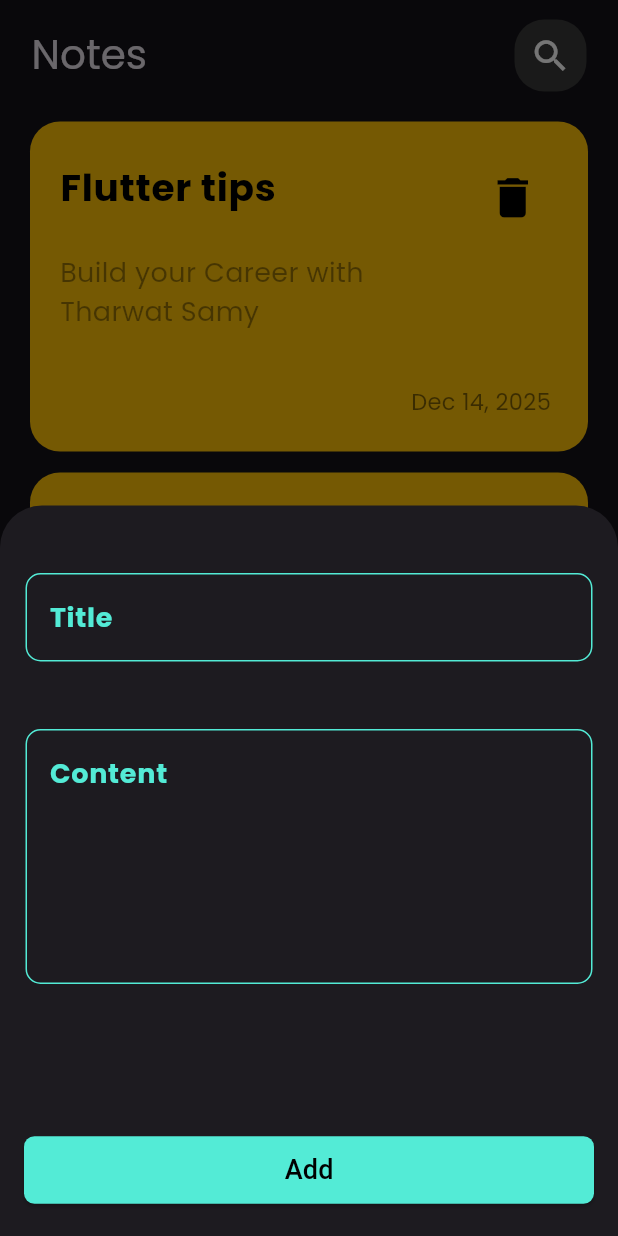
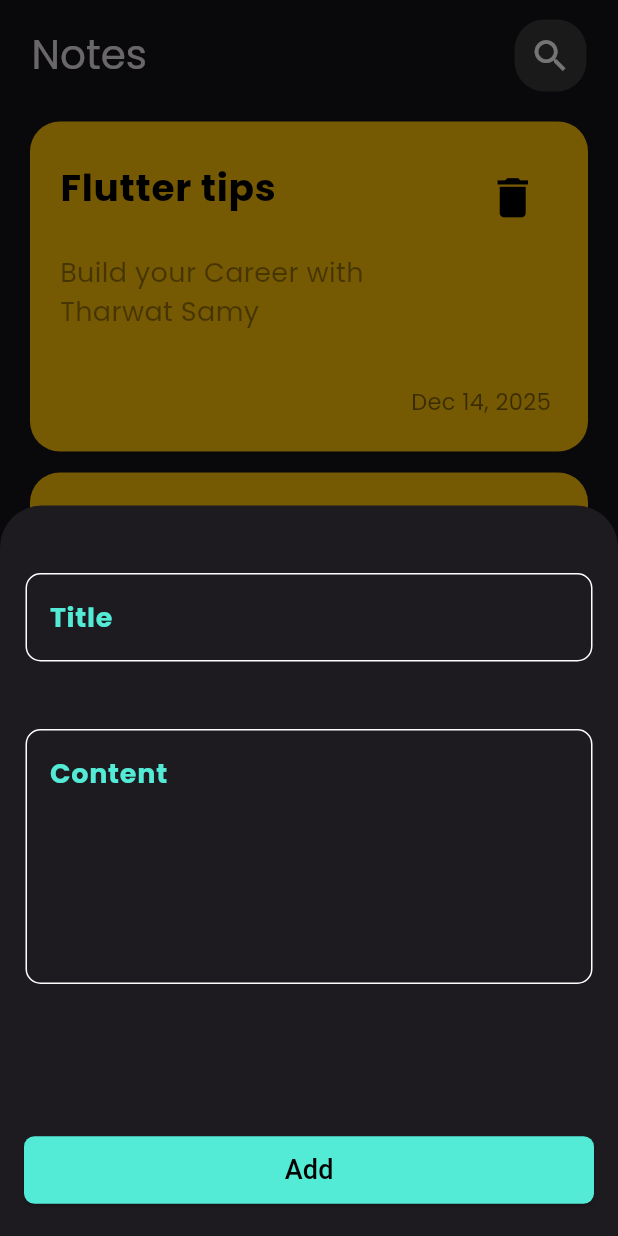
Before and after one commit to Nero1110/notes_app, a Flutter app: the screen it shows after launch, after a tap on the "add" icon, on a phone screen of 412 x 824 dp. Run offline on Flutter 3.47's test engine with Material 3 defaults, Android fonts, the phone set to English and light mode, and no system bars.

Commit message:
added edit note screen and note model

```diff
--- /dev/null
+++ b/lib/constants/constants.dart
@@ -0,0 +1,3 @@
+import 'dart:ui';
+
+final kPrimaryColor = Color(0xff53EBD6);
--- a/lib/screens/notes_screen.dart
+++ b/lib/screens/notes_screen.dart
@@ -1,4 +1,5 @@
 import 'package:flutter/material.dart';
+import 'package:notes_app/constants/constants.dart';
 import 'package:notes_app/screens/add_note_screen.dart';
 import 'package:notes_app/widgets/custom_app_bar.dart';
 import 'package:notes_app/widgets/notes_list.dart';
@@ -12,7 +13,6 @@ class NotesScreen extends StatelessWidget {
       floatingActionButton: FloatingActionButton(
         onPressed: () {
           showModalBottomSheet(
-
             context: context,
             isScrollControlled: true,
             builder: (context) {
@@ -20,12 +20,12 @@ class NotesScreen extends StatelessWidget {
             },
           );
         },
-        backgroundColor: Color(0xff77D6EE),
+        backgroundColor: kPrimaryColor,
         shape: CircleBorder(),
         child: Icon(Icons.add, color: Colors.black),
       ),
       body: SafeArea(
-        child: Column(children: [CustomAppBar(), NotesListWidget()]),
+        child: Column(children: [CustomAppBar(title: "Notes",icon: Icons.search,), NotesListWidget()]),
       ),
     );
   }
--- a/lib/widgets/custom_app_bar.dart
+++ b/lib/widgets/custom_app_bar.dart
@@ -1,15 +1,16 @@
 import 'package:flutter/material.dart';
 
 class CustomAppBar extends StatelessWidget {
-  const CustomAppBar({super.key});
-
+  const CustomAppBar({super.key,required this.title, required this.icon});
+  final String title;
+  final IconData icon;
   @override
   Widget build(BuildContext context) {
-    return  Padding(
+    return Padding(
       padding: const EdgeInsets.symmetric(horizontal: 21, vertical: 13),
       child: Row(
         children: [
-          Text("Notes", style: Theme.of(context).textTheme.headlineLarge),
+          Text(title, style: Theme.of(context).textTheme.headlineLarge),
           Spacer(flex: 1),
           Ink(
             decoration: BoxDecoration(
@@ -17,8 +18,11 @@ class CustomAppBar extends StatelessWidget {
               borderRadius: BorderRadius.circular(20),
             ),
             child: IconButton(
-              onPressed: () {},
-              icon: Icon(Icons.search),
+              onPressed: () {
+
+
+              },
+              icon: Icon(icon),
               color: Colors.white,
               iconSize: 28,
             ),
--- a/lib/widgets/custom_button.dart
+++ b/lib/widgets/custom_button.dart
@@ -1,4 +1,5 @@
 import 'package:flutter/material.dart';
+import 'package:notes_app/constants/constants.dart';
 
 class CustomButton extends StatelessWidget {
   const CustomButton({
@@ -8,11 +9,12 @@ class CustomButton extends StatelessWidget {
 
   final GlobalKey<FormState> _formkey;
 
+
   @override
   Widget build(BuildContext context) {
     return ElevatedButton(
       style: ElevatedButton.styleFrom(
-        backgroundColor: Color(0xff53EBD6),
+        backgroundColor: kPrimaryColor,
         fixedSize: Size(380, 45),
         shape: RoundedRectangleBorder(
           borderRadius: BorderRadiusGeometry.circular(7),
--- a/lib/widgets/custom_note_item.dart
+++ b/lib/widgets/custom_note_item.dart
@@ -1,5 +1,6 @@
 import 'package:flutter/material.dart';
 import 'package:intl/intl.dart';
+import 'package:notes_app/screens/edit_note_screen.dart';
 
 class CustomNoteItem extends StatelessWidget {
   const CustomNoteItem({super.key});
@@ -8,7 +9,18 @@ class CustomNoteItem extends StatelessWidget {
   Widget build(BuildContext context) {
     final today = DateTime.now();
     final formatted = DateFormat('MMM d, yyyy').format(today);
-    return Padding(
+    return GestureDetector(
+      onTap: () {
+        Navigator.push(
+          context,
+          MaterialPageRoute(
+            builder: (context) {
+              return EditNoteScreen();
+            },
+          ),
+        );
+      },
+      child: Padding(
         padding: const EdgeInsets.symmetric(horizontal: 20, vertical: 7),
         child: Container(
           height: 220,
@@ -65,6 +77,7 @@ class CustomNoteItem extends StatelessWidget {
             ],
           ),
         ),
+      ),
     );
   }
 }
--- a/lib/widgets/custom_text_field.dart
+++ b/lib/widgets/custom_text_field.dart
@@ -1,4 +1,5 @@
 import 'package:flutter/material.dart';
+import 'package:notes_app/constants/constants.dart';
 
 class CustomTextField extends StatelessWidget {
   const CustomTextField({
@@ -21,6 +22,7 @@ class CustomTextField extends StatelessWidget {
             Padding(
               padding: const EdgeInsets.only(top: 45),
               child: TextFormField(
+                cursorErrorColor: Colors.white,
                 validator: (value) {
                   if (value == null || value.isEmpty) {
                     return "This field is required";
@@ -30,27 +32,27 @@ class CustomTextField extends StatelessWidget {
                 maxLines: maxlines,
                 style: TextStyle(color: Colors.white, fontSize: 15),
                 decoration: InputDecoration(
-                  errorStyle: TextStyle(color: Colors.red,fontSize: 10),
+                  errorStyle: TextStyle(color: Colors.red, fontSize: 14),
                   hintText: hinttext,
-                  hintStyle: TextStyle(color: Color(0xff53EBD6), fontSize: 18),
+                  hintStyle: TextStyle(color: kPrimaryColor, fontSize: 18),
                   border: OutlineInputBorder(
-                    borderSide: BorderSide(color: Color(0xff53EBD6)),
+                    borderSide: BorderSide(color: kPrimaryColor),
                     borderRadius: BorderRadius.circular(10),
                   ),
                   enabledBorder: OutlineInputBorder(
-                    borderSide: BorderSide(color: Color(0xff53EBD6)),
+                    borderSide: BorderSide(color: Colors.white),
                     borderRadius: BorderRadius.circular(10),
                   ),
                   focusedBorder: OutlineInputBorder(
-                    borderSide: BorderSide(color: Color(0xff53EBD6)),
+                    borderSide: BorderSide(color: kPrimaryColor),
                     borderRadius: BorderRadius.circular(10),
                   ),
                   errorBorder: OutlineInputBorder(
-                    borderSide: BorderSide(color: Color(0xff53EBD6)),
+                    borderSide: BorderSide(color: kPrimaryColor),
                     borderRadius: BorderRadius.circular(10),
                   ),
                   focusedErrorBorder: OutlineInputBorder(
-                    borderSide: BorderSide(color: Color(0xff53EBD6)),
+                    borderSide: BorderSide(color: kPrimaryColor),
                     borderRadius: BorderRadius.circular(10),
                   ),
                 ),
```
Also changed, not shown: lib/models/note_model.dart (added, +8 -0 lines), lib/screens/edit_note_screen.dart (added, +37 -0 lines). Lines whose indentation alone changed are shown as unchanged.
